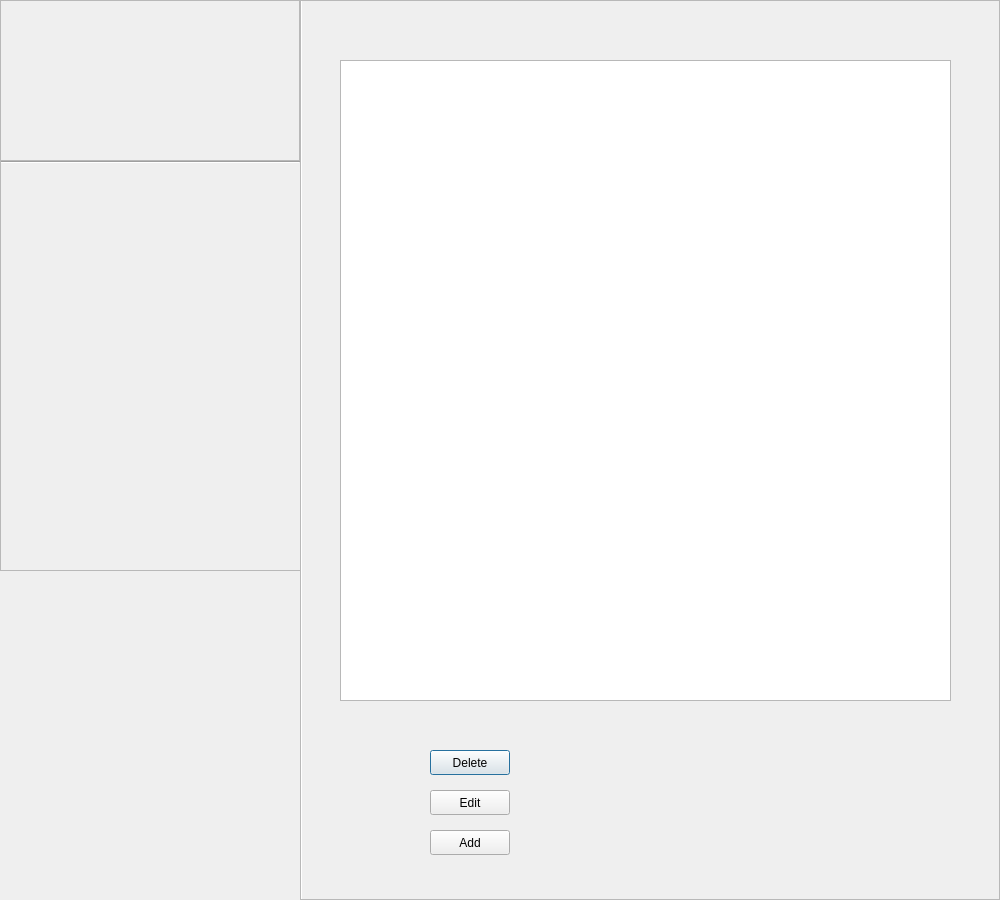
Above: ui/todolistdialog.ui from MigotMateusz/Time_organizer before the change. Below: the same form after it.
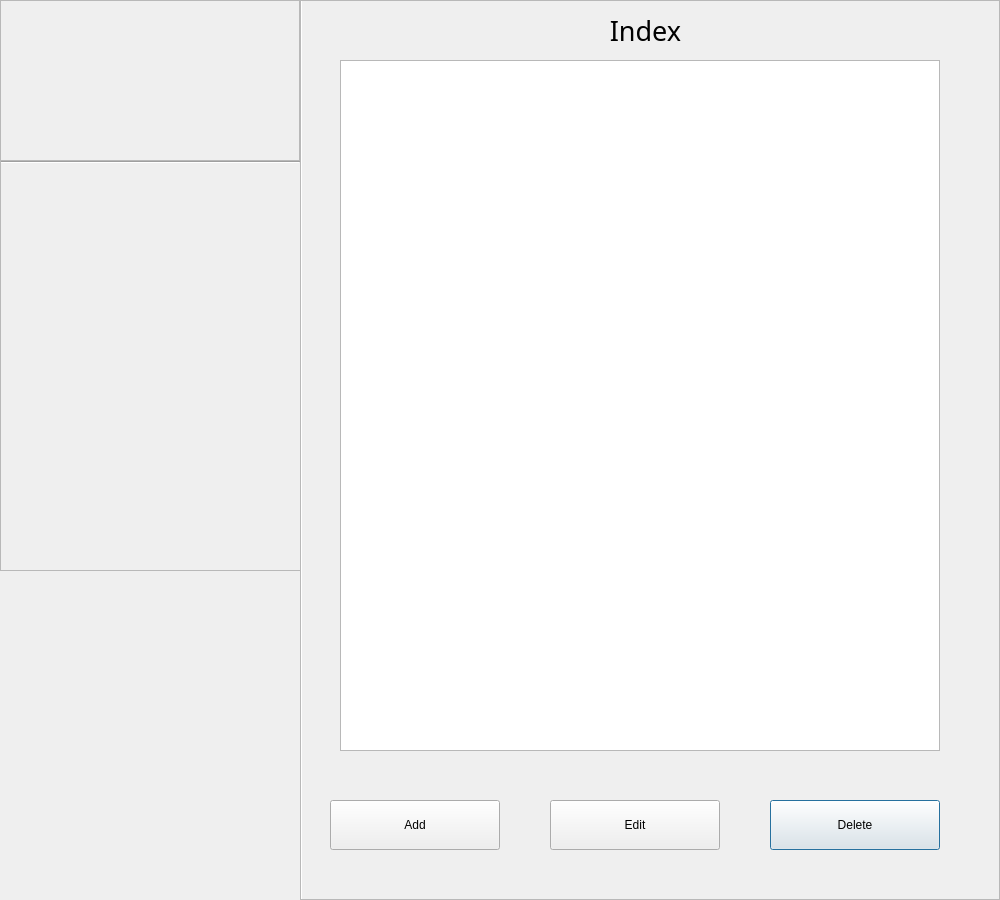
That is the form after the change.

```diff
--- a/ui/todolistdialog.ui
+++ b/ui/todolistdialog.ui
@@ -62,18 +62,24 @@
      <rect>
       <x>40</x>
       <y>60</y>
-      <width>611</width>
-      <height>641</height>
+      <width>600</width>
+      <height>691</height>
      </rect>
     </property>
+    <property name="font">
+     <font>
+      <family>Segoe UI Light</family>
+      <pointsize>14</pointsize>
+     </font>
+    </property>
    </widget>
    <widget class="QPushButton" name="delete_2">
     <property name="geometry">
      <rect>
-      <x>130</x>
-      <y>750</y>
-      <width>80</width>
-      <height>25</height>
+      <x>470</x>
+      <y>800</y>
+      <width>170</width>
+      <height>50</height>
      </rect>
     </property>
     <property name="text">
@@ -83,10 +89,10 @@
    <widget class="QPushButton" name="edit">
     <property name="geometry">
      <rect>
-      <x>130</x>
-      <y>790</y>
-      <width>80</width>
-      <height>25</height>
+      <x>250</x>
+      <y>800</y>
+      <width>170</width>
+      <height>50</height>
      </rect>
     </property>
     <property name="text">
@@ -96,16 +102,38 @@
    <widget class="QPushButton" name="add">
     <property name="geometry">
      <rect>
-      <x>130</x>
-      <y>830</y>
-      <width>80</width>
-      <height>25</height>
+      <x>30</x>
+      <y>800</y>
+      <width>170</width>
+      <height>50</height>
      </rect>
     </property>
     <property name="text">
      <string>Add</string>
     </property>
    </widget>
+   <widget class="QLabel" name="label">
+    <property name="geometry">
+     <rect>
+      <x>45</x>
+      <y>0</y>
+      <width>601</width>
+      <height>61</height>
+     </rect>
+    </property>
+    <property name="font">
+     <font>
+      <family>Yu Gothic UI Light</family>
+      <pointsize>20</pointsize>
+     </font>
+    </property>
+    <property name="text">
+     <string>Index</string>
+    </property>
+    <property name="alignment">
+     <set>Qt::AlignCenter</set>
+    </property>
+   </widget>
   </widget>
   <widget class="Line" name="line_2">
    <property name="geometry">
```
